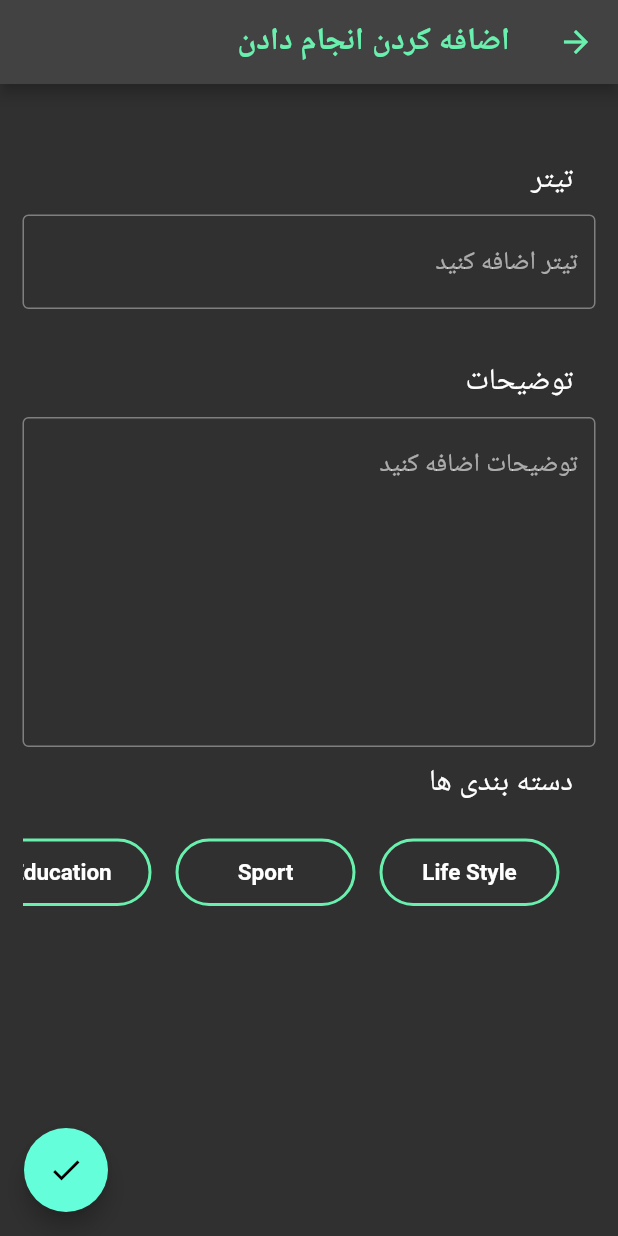
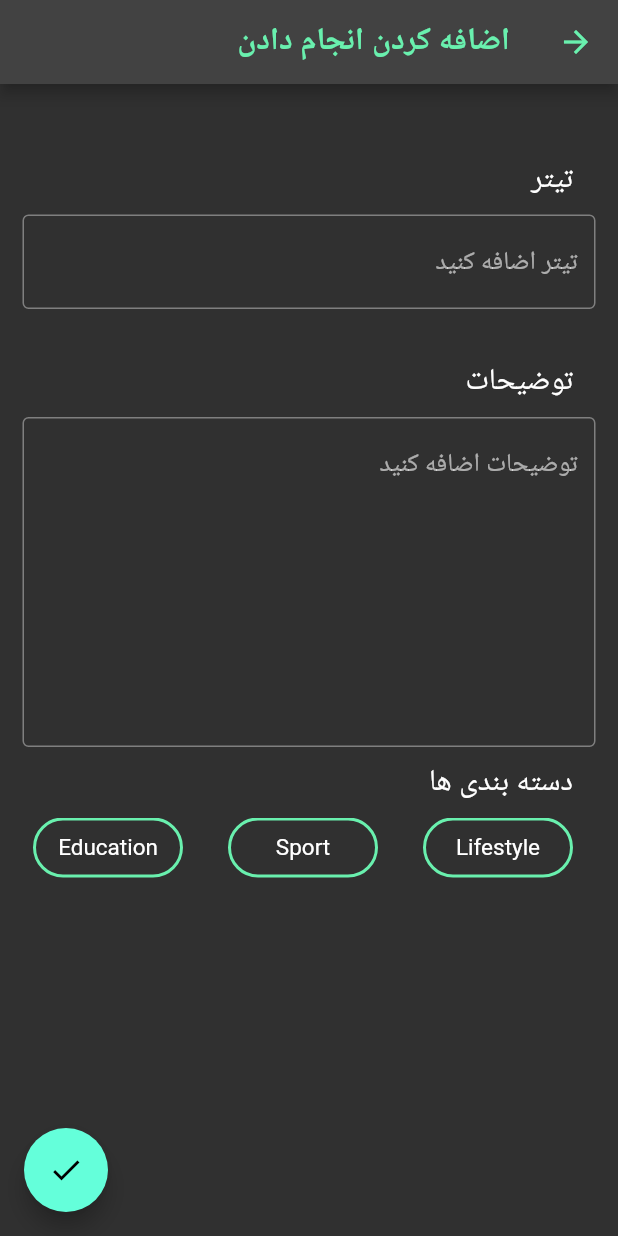
Before and after one commit to amin-mirzakuchaki-negah/todos_app, a Flutter app: the AddTodoScreen screen opened directly, on a phone screen of 412 x 824 dp. Run offline on Flutter 3.47's test engine with Material 2 defaults, Android fonts, the phone set to English and light mode, and no system bars; our stand-ins replace bloc, dartz, equatable, flutter_bloc, get_it, injectable and 2 more; accounts and stored records are empty.

```diff
--- a/lib/features/todo_list/presentation/screens/add_todo_screen.dart
+++ b/lib/features/todo_list/presentation/screens/add_todo_screen.dart
@@ -1,17 +1,33 @@
 import 'package:flutter/material.dart';
 import 'package:todos_app/features/todo_list/presentation/widgets/enum_list_row.dart';
+import 'package:todos_app/features/todo_list/presentation/widgets/horizontal_list_view.dart';
 import 'package:todos_app/features/todo_list/presentation/widgets/input_titles.dart';
 
-class AddTodoScreen extends StatelessWidget {
+import '../../../../core/util/enum.dart';
+
+class AddTodoScreen extends StatefulWidget {
   AddTodoScreen({super.key});
 
+  @override
+  State<AddTodoScreen> createState() => _AddTodoScreenState();
+}
+
+class _AddTodoScreenState extends State<AddTodoScreen> {
   final TextEditingController _titleController = TextEditingController();
+
   final TextEditingController _descriptionController = TextEditingController();
+
+  List<String> categories = ['item1', 'item2', 'item3'];
+
+  bool isTapped = false;
+
+  int selectedIndex = -1;
+
 
   @override
   Widget build(BuildContext context) {
     double paddingSymmetricValue = 15;
-
+List<String> myCategories = enumToList();
     return Scaffold(
       appBar: AppBar(
         title: const Text('اضافه کردن انجام دادن',
@@ -37,7 +53,7 @@ class AddTodoScreen extends StatelessWidget {
             const SizedBox(height: 10),
             TextField(
               controller: _titleController,
-              onChanged: (value){},
+              onChanged: (value) {},
               decoration: const InputDecoration(
                 border: OutlineInputBorder(),
                 hintText: 'تیتر اضافه کنید',
@@ -48,7 +64,7 @@ class AddTodoScreen extends StatelessWidget {
             const SizedBox(height: 35),
             InputTitle(text: 'توضیحات'),
             const SizedBox(height: 10),
-             TextField(
+            TextField(
               controller: _descriptionController,
               decoration: const InputDecoration(
                 border: OutlineInputBorder(),
@@ -59,8 +75,57 @@ class AddTodoScreen extends StatelessWidget {
             ),
             const SizedBox(height: 10),
             InputTitle(text: 'دسته بندی ها'),
-            // Row
-            EnumListRow(),
+            const SizedBox(height: 10),
+            Container(
+              height: 40,
+              child: ListView.builder(
+                scrollDirection: Axis.horizontal,
+                shrinkWrap: true,
+                itemCount: myCategories.length,
+                itemBuilder: (BuildContext context, int index) {
+                  return Padding(
+                    padding: const EdgeInsets.symmetric(horizontal: 15),
+                    child: SizedBox(
+                      height: 45,
+                      width: 100,
+                      child: ElevatedButton(
+                        onPressed: () {
+                          setState(() {
+                            if (selectedIndex == index) {
+                              selectedIndex = -1; // Deselect the button
+                            } else {
+                              selectedIndex = index; // Select the button
+                            }
+                          });
+                        },
+                        style: ElevatedButton.styleFrom(
+                          backgroundColor: selectedIndex == index
+                              ? Colors.grey
+                              : Colors.transparent,
+                          elevation: 0,
+                          shape: RoundedRectangleBorder(
+                            side: const BorderSide(
+                              color: Colors.greenAccent,
+                              width: 2.0,
+                            ),
+                            borderRadius: BorderRadius.circular(50),
+                          ),
+                        ),
+                        child: Text(
+                          myCategories[index],
+                          style: TextStyle(
+                            color: selectedIndex == index
+                                ? Colors.black
+                                : Colors.white,
+                                fontWeight: FontWeight.w400,
+                          ),
+                        ),
+                      ),
+                    ),
+                  );
+                },
+              ),
+            ),
           ],
         ),
       ),
@@ -68,4 +133,11 @@ class AddTodoScreen extends StatelessWidget {
   }
 
   addTodo() {}
+
+  List<String> enumToList() {
+    return MyCategory.values.map((category) {
+    String categoryString = category.toString().split('.').last;
+    return categoryString[0].toUpperCase() + categoryString.substring(1).toLowerCase().replaceAll('_', ' ');
+  }).toList();
+  }
 }
```
Also changed, not shown: lib/features/todo_list/presentation/widgets/enum_list_row.dart (+10 -3 lines), lib/features/todo_list/presentation/widgets/horizontal_list_view.dart (added, +34 -0 lines).
